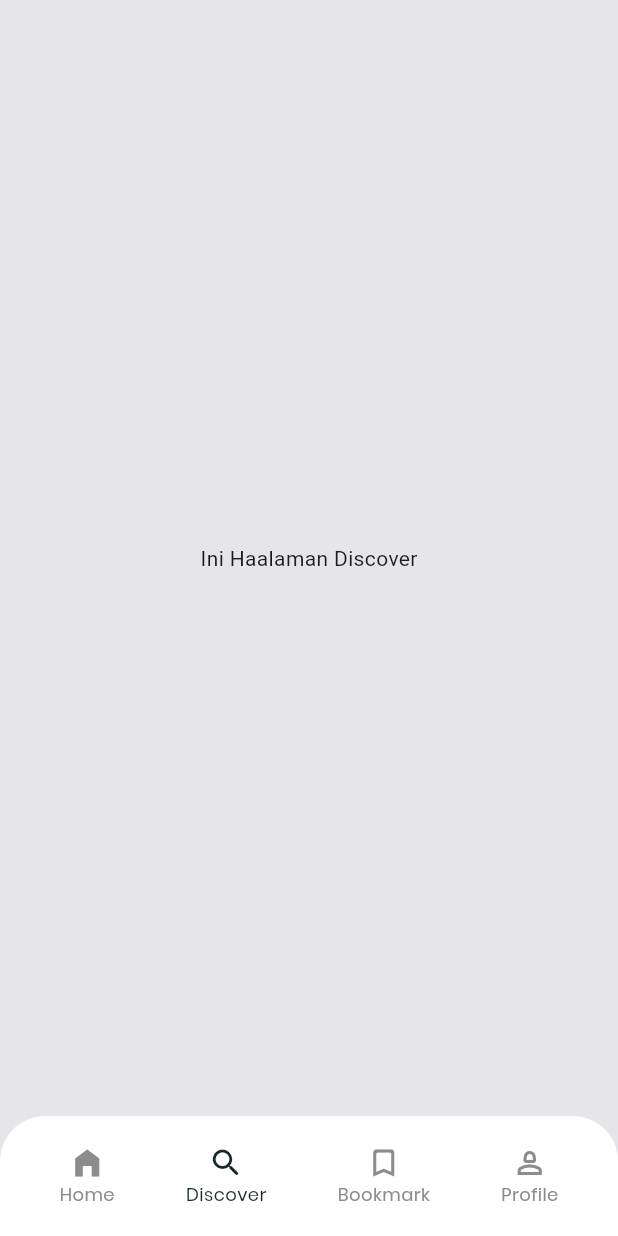
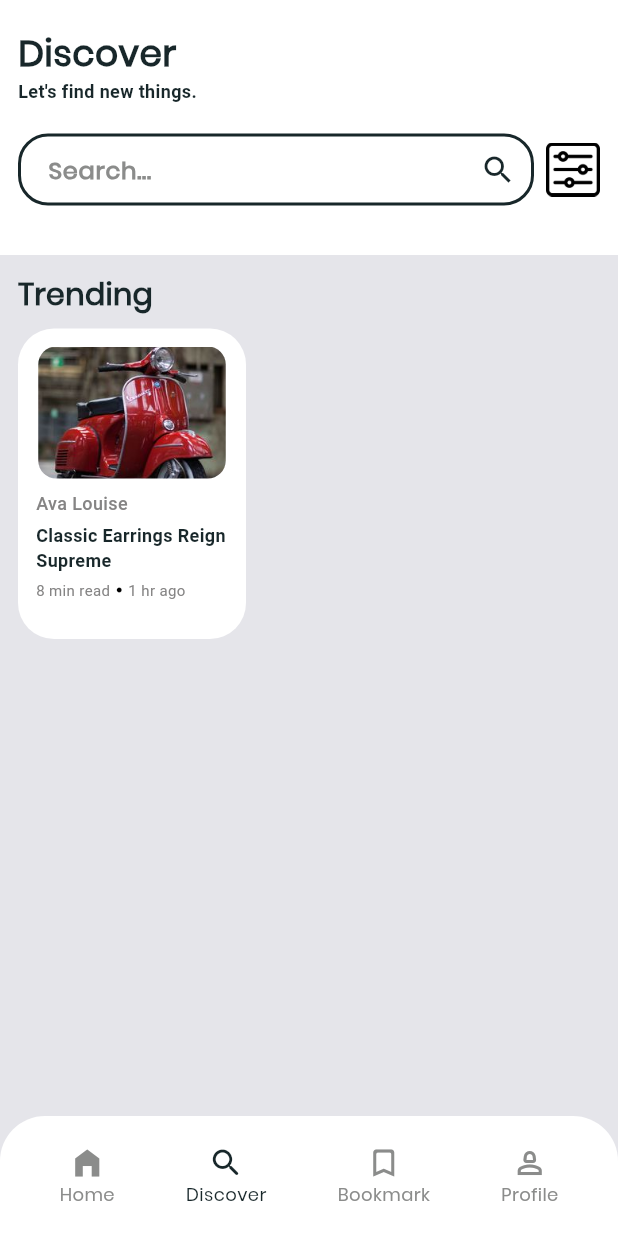
Before and after one commit to Aimmzz/NewsWave, a Flutter app: the screen it shows after launch, item 2 of the bottom bar chosen, on a phone screen of 412 x 824 dp. Run offline on Flutter 3.47's test engine with Material 3 defaults, Android fonts, the phone set to English and light mode, and no system bars.

Commit message:
feat(dusciver): create card for discover page

```diff
--- a/lib/constants/color_values.dart
+++ b/lib/constants/color_values.dart
@@ -4,4 +4,6 @@ class ColorsValues {
   static const mainBlack = Color(0XFF18272A);
   static const mainGrey = Color(0XFF8B8C8B);
   static const backgroundApp = Color(0XFFE5E5EA);
+  static const hitGrey = Color(0XFF8b8c8b);
+  static const darkGrey = Color(0XFF858484);
 }
--- /dev/null
+++ b/lib/features/discover/body_discover.dart
@@ -0,0 +1,30 @@
+import 'package:flutter/material.dart';
+import 'package:news_wave/constants/color_values.dart';
+import 'package:news_wave/constants/sizes.dart';
+import 'package:news_wave/widgets/card_dicover.dart';
+
+class BodyDiscover extends StatelessWidget {
+  const BodyDiscover({super.key});
+
+  @override
+  Widget build(BuildContext context) {
+    return Padding(
+      padding: EdgeInsets.all(12),
+      child: Column(
+        crossAxisAlignment: CrossAxisAlignment.start,
+        children: [
+          Text(
+            'Trending',
+            style: TextStyle(
+                fontFamily: 'Poppins',
+                fontSize: 20,
+                color: ColorsValues.mainBlack,
+                fontWeight: FontWeight.bold),
+          ),
+          gapH8,
+          CardDiscover()
+        ],
+      ),
+    );
+  }
+}
--- a/lib/features/discover/discover_page.dart
+++ b/lib/features/discover/discover_page.dart
@@ -1,4 +1,7 @@
 import 'package:flutter/material.dart';
+import 'package:news_wave/constants/color_values.dart';
+import 'package:news_wave/features/discover/body_discover.dart';
+import 'package:news_wave/widgets/header_discover.dart';
 
 class DiscoverPage extends StatefulWidget {
   const DiscoverPage({super.key});
@@ -10,8 +13,17 @@ class DiscoverPage extends StatefulWidget {
 class _DiscoverPageState extends State<DiscoverPage> {
   @override
   Widget build(BuildContext context) {
-    return Center(
-      child: Text('Ini Haalaman Discover'),
+    return Scaffold(
+      backgroundColor: ColorsValues.backgroundApp,
+      body: SafeArea(
+        child: Column(
+          crossAxisAlignment: CrossAxisAlignment.start,
+          children: [
+            HeaderDiscover(),
+            BodyDiscover()
+          ],
+        ),
+      ),
     );
   }
 }
--- /dev/null
+++ b/lib/widgets/card_dicover.dart
@@ -0,0 +1,135 @@
+import 'package:flutter/material.dart';
+import 'package:news_wave/constants/color_values.dart';
+import 'package:news_wave/constants/sizes.dart';
+
+class CardDiscover extends StatelessWidget {
+  // final String title;
+  // final String author;
+  // final DateTime createdAt;
+  // final DateTime publishedYear;
+  // final String publisher;
+  // final String? imagePath;
+  // final String? pdfPath;
+  const CardDiscover({
+    super.key,
+    // required this.title,
+    // required this.author,
+    // required this.createdAt,
+    // required this.publishedYear,
+    // required this.publisher,
+    // this.imagePath,
+    // this.pdfPath,
+  });
+
+  @override
+  Widget build(BuildContext context) {
+
+    // final String formattedDate = DateFormat('dd MMM yyyy').format(createdAt);
+    // final String formattedYear = DateFormat('yyyy').format(publishedYear);
+
+    return InkWell(
+      // onTap: () {
+      //   if (pdfPath != null && pdfPath!.isNotEmpty) {
+      //     Navigator.push(
+      //       context,
+      //       MaterialPageRoute(
+      //         builder: (context) => DetailBookPage(
+      //           title: title,
+      //           author: author,
+      //           createdAt: createdAt,
+      //           publishedYear: publishedYear,
+      //           imagePath: imagePath ?? '',
+      //           pdfPath: pdfPath ?? '',
+      //           publisher: publisher,
+      //         ),
+      //       ),
+      //     );
+      //   } else {
+      //     ScaffoldMessenger.of(context).showSnackBar(
+      //       const SnackBar(content: Text('PDF not available')),
+      //     );
+      //   }
+      // },
+      child: Container(
+        width: 152,
+        height: 207,
+        // margin: const EdgeInsets.all(12),
+        padding: const EdgeInsets.all(12),
+        decoration: BoxDecoration(
+          borderRadius: BorderRadius.circular(24),
+          color: Colors.white,
+        ),
+        child: Column(
+          crossAxisAlignment: CrossAxisAlignment.start,
+          children: [
+            Align(
+              alignment: Alignment.topCenter,
+              child: Container(
+                width: 125,
+                height: 88,
+                decoration: BoxDecoration(
+                  borderRadius: BorderRadius.circular(12),
+                  image: DecorationImage(
+                  //   image: imagePath != null && imagePath!.isNotEmpty
+                  //     ? FileImage(File(imagePath!))
+                  //     : const AssetImage('assets/images/sample_profile.jpeg') as ImageProvider,
+                  image: AssetImage('assets/images/vespa.jpg'),
+                  fit: BoxFit.cover,
+                  )
+                ),
+              ),
+            ),
+            gapH8,
+            Text(
+              // author,
+              'Ava Louise',
+              style: const TextStyle(
+                color: ColorsValues.darkGrey,
+                fontSize: TextSize.regular,
+                fontWeight: FontWeight.w500,
+              ),
+            ),
+            gapH4,
+            Text(
+              // title,
+              'Classic Earrings Reign Supreme',
+              style: const TextStyle(
+                color: ColorsValues.mainBlack,
+                fontSize: 12,
+                fontWeight: FontWeight.bold,
+                overflow: TextOverflow.ellipsis,
+              ),
+              maxLines: 2,
+            ),
+            gapH4,
+            Row(
+              children: [
+                Text(
+                  // formattedDate,
+                  '8 min read',
+                  style: const TextStyle(
+                      color: ColorsValues.darkGrey,
+                      fontSize: 10,),
+                ),
+                gapW4,
+                const Icon(
+                  Icons.circle,
+                  size: 4,
+                  color: Colors.black,
+                ),
+                gapW4,
+                Text(
+                  // formattedYear,
+                  '1 hr ago',
+                  style: const TextStyle(
+                      color: ColorsValues.darkGrey,
+                      fontSize: 10,),
+                ),
+              ],
+            ),
+          ],
+        ),
+      ),
+    );
+  }
+}
--- /dev/null
+++ b/lib/widgets/header_discover.dart
@@ -0,0 +1,90 @@
+import 'package:flutter/material.dart';
+import 'package:news_wave/constants/color_values.dart';
+import 'package:news_wave/constants/sizes.dart';
+import 'package:news_wave/widgets/text_title.dart';
+
+class HeaderDiscover extends StatelessWidget {
+  const HeaderDiscover({super.key});
+
+  @override
+  Widget build(BuildContext context) {
+    final TextEditingController searchController = TextEditingController();
+    return Container(
+      height: 170,
+      width: MediaQuery.of(context).size.width,
+      color: Colors.white,
+      padding: const EdgeInsets.symmetric(horizontal: 12, vertical: 6),
+      child: Column(
+        crossAxisAlignment: CrossAxisAlignment.start,
+        children: [
+          gapH12,
+          const TextTitle(title: 'Discover'),
+          const Text(
+            "Let's find new things.",
+            style: TextStyle(
+                color: ColorsValues.mainBlack,
+                fontSize: TextSize.regular,
+                fontWeight: FontWeight.w600),
+          ),
+          gapH20,
+          Row(
+            children: [
+              Expanded(
+                child: TextField(
+                  controller: searchController,
+                  decoration: InputDecoration(
+                    border: OutlineInputBorder(
+                      borderRadius: BorderRadius.circular(20),
+                      borderSide: const BorderSide(
+                        color: ColorsValues.mainBlack,
+                        width: 2,
+                      ),
+                    ),
+                    enabledBorder: OutlineInputBorder(
+                      borderRadius: BorderRadius.circular(20),
+                      borderSide: const BorderSide(
+                        color: ColorsValues.mainBlack,
+                        width: 2,
+                      ),
+                    ),
+                    focusedBorder: OutlineInputBorder(
+                      borderRadius: BorderRadius.circular(20),
+                      borderSide: const BorderSide(
+                        color: ColorsValues.mainBlack,
+                        width: 2,
+                      ),
+                    ),
+                    suffixIcon: const Icon(
+                      Icons.search,
+                      color: ColorsValues.mainBlack,
+                    ),
+                    hintText: 'Search...',
+                    hintStyle: TextStyle(
+                      fontFamily: 'Poppins',
+                      color: ColorsValues.hitGrey,
+                      // fontSize: TextSize.regular,
+                      fontWeight: FontWeight.w600
+                    ),
+                    contentPadding: const EdgeInsets.symmetric(horizontal: 16),
+                  ),
+                  // onChanged: (value) {
+                  //   Provider.of<SearchProvider>(context, listen: false).setSearchQuery(value);
+                  // },
+                ),
+              ),
+              gapW8,
+              InkWell(
+                onTap: (){},
+                child: Image.asset(
+                  'assets/images/filter_3687524.png',
+                  height: 36,
+                  width: 36,
+                ),
+              )
+            ],
+          ),
+        ],
+      ),
+    );
+  }
+}
```
Also changed, not shown: assets/images/filter_3687524.png (added).
